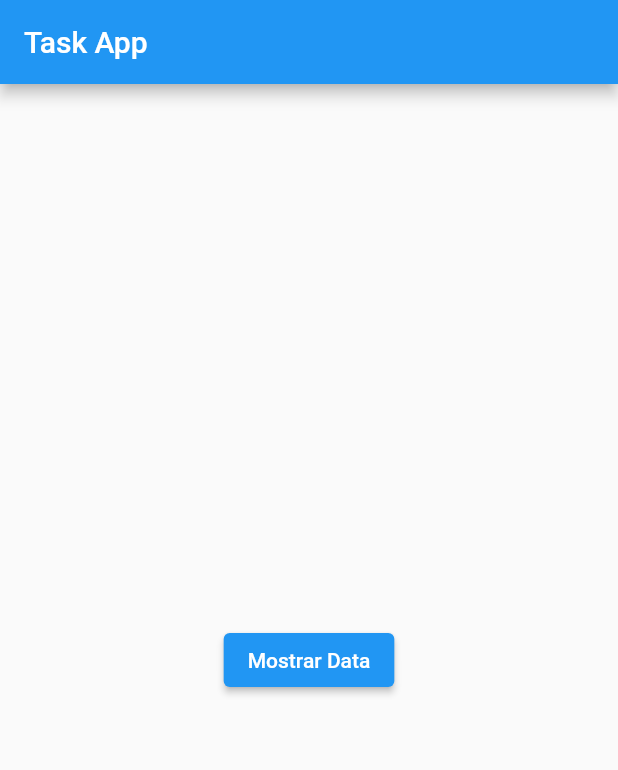
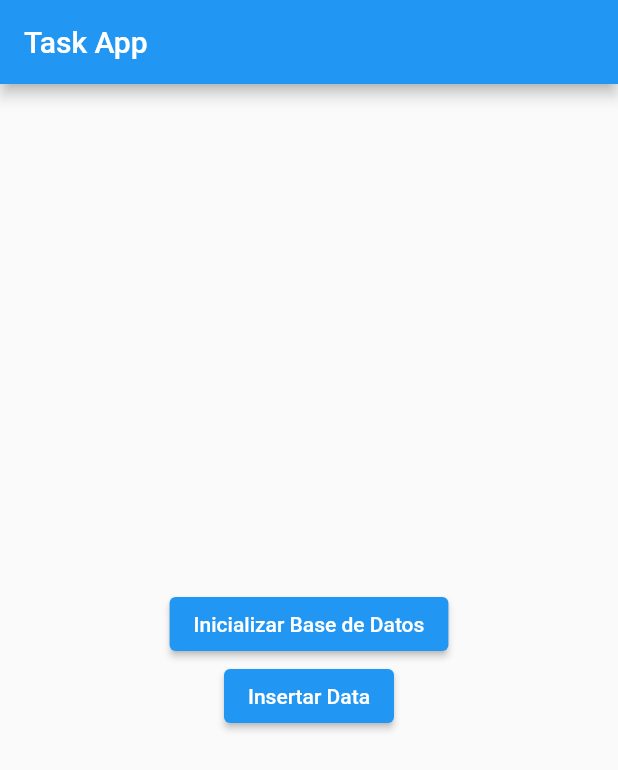
Before and after one commit to duducito15/app_taskdb, a Flutter app: the screen it shows after launch, on a phone screen of 412 x 824 dp. Shown: the top 770 px of the screen. Run offline on Flutter 3.47's test engine with Material 2 defaults, Android fonts, the phone set to English and light mode, and no system bars; our stand-ins replace sqflite; accounts and stored records are empty.

Commit message:
insertTask

```diff
--- a/lib/pages/home_page.dart
+++ b/lib/pages/home_page.dart
@@ -18,7 +18,13 @@ class HomePage extends StatelessWidget {
               onPressed: () {
                 DbAdmin.db.checkDataBase();
               },
-              child: Text("Mostrar Data"),
+              child: Text("Inicializar Base de Datos"),
+            ),
+            ElevatedButton(
+              onPressed: () {
+                DbAdmin.db.insertTask();
+              },
+              child: Text("Insertar Data"),
             ),
           ],
         ),
```
Also changed, not shown: lib/db/db_admin.dart (+21 -0 lines).
